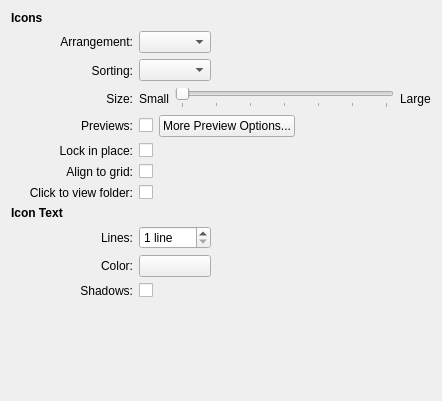
KDE/kde-baseapps, file plasma/applets/folderview/folderviewDisplayConfig.ui: the form before one commit.
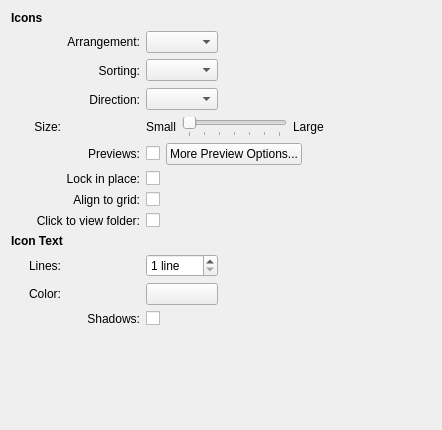
The form after the commit. Custom widgets are drawn as their Qt base class.

Commit message:
add a "Sort order" combo to the Display config page
Allow the user to change sorting order using the Settings dialog.

Diff of the .ui file:
```diff
--- a/plasma/applets/folderview/folderviewDisplayConfig.ui
+++ b/plasma/applets/folderview/folderviewDisplayConfig.ui
@@ -7,67 +7,10 @@
     <x>0</x>
     <y>0</y>
     <width>442</width>
-    <height>401</height>
+    <height>430</height>
    </rect>
   </property>
   <layout class="QGridLayout" name="gridLayout">
-   <item row="5" column="1">
-    <widget class="QLabel" name="lockInPlaceLabel">
-     <property name="text">
-      <string>Lock in place:</string>
-     </property>
-     <property name="alignment">
-      <set>Qt::AlignRight|Qt::AlignTrailing|Qt::AlignVCenter</set>
-     </property>
-    </widget>
-   </item>
-   <item row="4" column="1">
-    <widget class="QLabel" name="previewsAdvancedLabel">
-     <property name="text">
-      <string>Previews:</string>
-     </property>
-     <property name="alignment">
-      <set>Qt::AlignRight|Qt::AlignTrailing|Qt::AlignVCenter</set>
-     </property>
-    </widget>
-   </item>
-   <item row="9" column="1">
-    <widget class="QLabel" name="numLinesEditLabel">
-     <property name="text">
-      <string>Lines:</string>
-     </property>
-     <property name="alignment">
-      <set>Qt::AlignRight|Qt::AlignTrailing|Qt::AlignVCenter</set>
-     </property>
-     <property name="buddy">
-      <cstring>numLinesEdit</cstring>
-     </property>
-    </widget>
-   </item>
-   <item row="5" column="2">
-    <widget class="QCheckBox" name="lockInPlace">
-     <property name="whatsThis">
-      <string>Check this option if you do not want the icons to be moveable in the view.
-
-This option is useful if you want to avoid accidentally moving the icons while interacting with them.</string>
-     </property>
-     <property name="text">
-      <string/>
-     </property>
-    </widget>
-   </item>
-   <item row="6" column="2">
-    <widget class="QCheckBox" name="alignToGrid">
-     <property name="whatsThis">
-      <string>Check this option if you want the icons to be arranged in a grid.
-
-When this option is checked, icons will automatically snap to the nearest grid cell when you move them around in the view.</string>
-     </property>
-     <property name="text">
-      <string/>
-     </property>
-    </widget>
-   </item>
    <item row="0" column="0" colspan="2">
     <widget class="QLabel" name="iconsTitle">
      <property name="sizePolicy">
@@ -87,7 +30,175 @@
      </property>
     </widget>
    </item>
-   <item row="4" column="2" colspan="2">
+   <item row="1" column="0" rowspan="6">
+    <spacer name="horizontalSpacer_3">
+     <property name="orientation">
+      <enum>Qt::Horizontal</enum>
+     </property>
+     <property name="sizeType">
+      <enum>QSizePolicy::Fixed</enum>
+     </property>
+     <property name="sizeHint" stdset="0">
+      <size>
+       <width>12</width>
+       <height>148</height>
+      </size>
+     </property>
+    </spacer>
+   </item>
+   <item row="1" column="2">
+    <widget class="QLabel" name="flowLabel">
+     <property name="text">
+      <string>Arrangement:</string>
+     </property>
+     <property name="alignment">
+      <set>Qt::AlignRight|Qt::AlignTrailing|Qt::AlignVCenter</set>
+     </property>
+     <property name="buddy">
+      <cstring>flowCombo</cstring>
+     </property>
+    </widget>
+   </item>
+   <item row="1" column="3">
+    <widget class="KComboBox" name="flowCombo">
+     <property name="whatsThis">
+      <string>Use this control to choose if you want the icons to be arranged top to bottom starting on the left side of the view, or arranged left to right starting at the top of the view.</string>
+     </property>
+    </widget>
+   </item>
+   <item row="2" column="2">
+    <widget class="QLabel" name="sortLabel">
+     <property name="text">
+      <string>Sorting:</string>
+     </property>
+     <property name="alignment">
+      <set>Qt::AlignRight|Qt::AlignTrailing|Qt::AlignVCenter</set>
+     </property>
+     <property name="buddy">
+      <cstring>sortCombo</cstring>
+     </property>
+    </widget>
+   </item>
+   <item row="2" column="3">
+    <widget class="KComboBox" name="sortCombo">
+     <property name="whatsThis">
+      <string>Use this control to choose the criteria by which the icons will be sorted in the view.</string>
+     </property>
+    </widget>
+   </item>
+   <item row="2" column="4" colspan="2">
+    <spacer name="horizontalSpacer_7">
+     <property name="orientation">
+      <enum>Qt::Horizontal</enum>
+     </property>
+     <property name="sizeHint" stdset="0">
+      <size>
+       <width>160</width>
+       <height>23</height>
+      </size>
+     </property>
+    </spacer>
+   </item>
+   <item row="3" column="2">
+    <widget class="QLabel" name="directionLabel">
+     <property name="text">
+      <string>Direction:</string>
+     </property>
+     <property name="alignment">
+      <set>Qt::AlignRight|Qt::AlignTrailing|Qt::AlignVCenter</set>
+     </property>
+     <property name="buddy">
+      <cstring>directionCombo</cstring>
+     </property>
+    </widget>
+   </item>
+   <item row="3" column="3">
+    <widget class="KComboBox" name="directionCombo">
+     <property name="whatsThis">
+      <string>Use this control to choose the criteria by which the icons will be sorted in the view.</string>
+     </property>
+    </widget>
+   </item>
+   <item row="3" column="4" colspan="2">
+    <spacer name="horizontalSpacer_8">
+     <property name="orientation">
+      <enum>Qt::Horizontal</enum>
+     </property>
+     <property name="sizeHint" stdset="0">
+      <size>
+       <width>208</width>
+       <height>23</height>
+      </size>
+     </property>
+    </spacer>
+   </item>
+   <item row="4" column="1">
+    <widget class="QLabel" name="sizeSliderLabel">
+     <property name="text">
+      <string>Size:</string>
+     </property>
+     <property name="alignment">
+      <set>Qt::AlignRight|Qt::AlignTrailing|Qt::AlignVCenter</set>
+     </property>
+     <property name="buddy">
+      <cstring>sizeSlider</cstring>
+     </property>
+    </widget>
+   </item>
+   <item row="4" column="3" colspan="2">
+    <layout class="QHBoxLayout" name="horizontalLayout">
+     <item>
+      <widget class="QLabel" name="label_5">
+       <property name="text">
+        <string>Small</string>
+       </property>
+       <property name="alignment">
+        <set>Qt::AlignRight|Qt::AlignTrailing|Qt::AlignVCenter</set>
+       </property>
+      </widget>
+     </item>
+     <item>
+      <widget class="QSlider" name="sizeSlider">
+       <property name="whatsThis">
+        <string>Use this slider to increase or decrease the size of the icons in the view.</string>
+       </property>
+       <property name="maximum">
+        <number>6</number>
+       </property>
+       <property name="pageStep">
+        <number>1</number>
+       </property>
+       <property name="orientation">
+        <enum>Qt::Horizontal</enum>
+       </property>
+       <property name="tickPosition">
+        <enum>QSlider::TicksBelow</enum>
+       </property>
+       <property name="tickInterval">
+        <number>0</number>
+       </property>
+      </widget>
+     </item>
+     <item>
+      <widget class="QLabel" name="label_6">
+       <property name="text">
+        <string>Large</string>
+       </property>
+      </widget>
+     </item>
+    </layout>
+   </item>
+   <item row="5" column="1" colspan="2">
+    <widget class="QLabel" name="previewsAdvancedLabel">
+     <property name="text">
+      <string>Previews:</string>
+     </property>
+     <property name="alignment">
+      <set>Qt::AlignRight|Qt::AlignTrailing|Qt::AlignVCenter</set>
+     </property>
+    </widget>
+   </item>
+   <item row="5" column="3" colspan="3">
     <layout class="QHBoxLayout" name="horizontalLayout_2">
      <item>
       <widget class="QCheckBox" name="showPreviews">
@@ -124,10 +235,10 @@
      </item>
     </layout>
    </item>
-   <item row="11" column="1">
-    <widget class="QLabel" name="drawShadowsLabel">
+   <item row="6" column="1" colspan="2">
+    <widget class="QLabel" name="lockInPlaceLabel">
      <property name="text">
-      <string>Shadows:</string>
+      <string>Lock in place:</string>
      </property>
      <property name="alignment">
       <set>Qt::AlignRight|Qt::AlignTrailing|Qt::AlignVCenter</set>
@@ -137,8 +248,8 @@
      </property>
     </widget>
    </item>
-   <item row="7" column="2">
-    <widget class="QCheckBox" name="clickToView">
+   <item row="6" column="3">
+    <widget class="QCheckBox" name="lockInPlace">
      <property name="whatsThis">
       <string>Check this option if you want folder previews to appear only when clicked. When this option is turned off, folder previews will appear automatically when the mouse hovers over a folder.</string>
      </property>
@@ -147,7 +258,7 @@
      </property>
     </widget>
    </item>
-   <item row="6" column="1">
+   <item row="7" column="1" colspan="2">
     <widget class="QLabel" name="alignToGridLabel">
      <property name="text">
       <string>Align to grid:</string>
@@ -157,70 +268,19 @@
      </property>
     </widget>
    </item>
-   <item row="1" column="2">
-    <widget class="KComboBox" name="flowCombo">
+   <item row="7" column="3">
+    <widget class="QCheckBox" name="alignToGrid">
      <property name="whatsThis">
-      <string>Use this control to choose if you want the icons to be arranged top to bottom starting on the left side of the view, or arranged left to right starting at the top of the view.</string>
-     </property>
-    </widget>
-   </item>
-   <item row="10" column="2">
-    <widget class="KColorButton" name="colorButton">
-     <property name="whatsThis">
-      <string>Click this button to choose the color which is used for the text labels in the view.</string>
+      <string>Check this option if you want the icons to be arranged in a grid.
+
+When this option is checked, icons will automatically snap to the nearest grid cell when you move them around in the view.</string>
      </property>
      <property name="text">
       <string/>
      </property>
     </widget>
    </item>
-   <item row="2" column="2">
-    <widget class="KComboBox" name="sortCombo">
-     <property name="whatsThis">
-      <string>Use this control to choose the criteria by which the icons will be sorted in the view.</string>
-     </property>
-    </widget>
-   </item>
-   <item row="10" column="1">
-    <widget class="QLabel" name="colorButtonLabel">
-     <property name="text">
-      <string>Color:</string>
-     </property>
-     <property name="alignment">
-      <set>Qt::AlignRight|Qt::AlignTrailing|Qt::AlignVCenter</set>
-     </property>
-     <property name="buddy">
-      <cstring>colorButton</cstring>
-     </property>
-    </widget>
-   </item>
-   <item row="2" column="3">
-    <spacer name="horizontalSpacer_7">
-     <property name="orientation">
-      <enum>Qt::Horizontal</enum>
-     </property>
-     <property name="sizeHint" stdset="0">
-      <size>
-       <width>160</width>
-       <height>23</height>
-      </size>
-     </property>
-    </spacer>
-   </item>
-   <item row="1" column="1">
-    <widget class="QLabel" name="flowLabel">
-     <property name="text">
-      <string>Arrangement:</string>
-     </property>
-     <property name="alignment">
-      <set>Qt::AlignRight|Qt::AlignTrailing|Qt::AlignVCenter</set>
-     </property>
-     <property name="buddy">
-      <cstring>flowCombo</cstring>
-     </property>
-    </widget>
-   </item>
-   <item row="7" column="1">
+   <item row="8" column="1" colspan="2">
     <widget class="QLabel" name="clickToViewLabel">
      <property name="text">
       <string>Click to view folder:</string>
@@ -230,8 +290,8 @@
      </property>
     </widget>
    </item>
-   <item row="11" column="2">
-    <widget class="QCheckBox" name="drawShadows">
+   <item row="8" column="3">
+    <widget class="QCheckBox" name="clickToView">
      <property name="whatsThis">
       <string>&lt;html&gt;&lt;body&gt;&lt;p&gt;Check this option if you want the text labels to cast a shadow on the background.&lt;/p&gt;
 &lt;p&gt;&lt;/p&gt;
@@ -244,23 +304,29 @@
      </property>
     </widget>
    </item>
-   <item row="12" column="3">
-    <spacer name="verticalSpacer_2">
-     <property name="orientation">
-      <enum>Qt::Vertical</enum>
+   <item row="9" column="0" colspan="3">
+    <widget class="QLabel" name="iconTextTitle">
+     <property name="sizePolicy">
+      <sizepolicy hsizetype="Expanding" vsizetype="Preferred">
+       <horstretch>0</horstretch>
+       <verstretch>0</verstretch>
+      </sizepolicy>
      </property>
-     <property name="sizeHint" stdset="0">
-      <size>
-       <width>44</width>
-       <height>216</height>
-      </size>
+     <property name="font">
+      <font>
+       <weight>75</weight>
+       <bold>true</bold>
+      </font>
      </property>
-    </spacer>
+     <property name="text">
+      <string>Icon Text</string>
+     </property>
+    </widget>
    </item>
-   <item row="3" column="1">
-    <widget class="QLabel" name="sizeSliderLabel">
+   <item row="10" column="1">
+    <widget class="QLabel" name="numLinesEditLabel">
      <property name="text">
-      <string>Size:</string>
+      <string>Lines:</string>
      </property>
      <property name="alignment">
       <set>Qt::AlignRight|Qt::AlignTrailing|Qt::AlignVCenter</set>
@@ -270,7 +336,7 @@
      </property>
     </widget>
    </item>
-   <item row="9" column="2">
+   <item row="10" column="3">
     <widget class="KIntSpinBox" name="numLinesEdit">
      <property name="sizePolicy">
       <sizepolicy hsizetype="Preferred" vsizetype="Fixed">
@@ -295,7 +361,7 @@
      </property>
     </widget>
    </item>
-   <item row="10" column="0">
+   <item row="11" column="0">
     <spacer name="horizontalSpacer_4">
      <property name="orientation">
       <enum>Qt::Horizontal</enum>
@@ -311,97 +377,69 @@
      </property>
     </spacer>
    </item>
-   <item row="8" column="0" colspan="2">
-    <widget class="QLabel" name="iconTextTitle">
-     <property name="sizePolicy">
-      <sizepolicy hsizetype="Expanding" vsizetype="Preferred">
-       <horstretch>0</horstretch>
-       <verstretch>0</verstretch>
-      </sizepolicy>
+   <item row="11" column="1">
+    <widget class="QLabel" name="colorButtonLabel">
+     <property name="text">
+      <string>Color:</string>
      </property>
-     <property name="font">
-      <font>
-       <weight>75</weight>
-       <bold>true</bold>
-      </font>
+     <property name="alignment">
+      <set>Qt::AlignRight|Qt::AlignTrailing|Qt::AlignVCenter</set>
      </property>
+     <property name="buddy">
+      <cstring>colorButton</cstring>
+     </property>
+    </widget>
+   </item>
+   <item row="11" column="3">
+    <widget class="KColorButton" name="colorButton">
+     <property name="whatsThis">
+      <string>Click this button to choose the color which is used for the text labels in the view.</string>
+     </property>
      <property name="text">
-      <string>Icon Text</string>
+      <string/>
      </property>
     </widget>
    </item>
-   <item row="1" column="0" rowspan="6">
-    <spacer name="horizontalSpacer_3">
+   <item row="12" column="1" colspan="2">
+    <widget class="QLabel" name="drawShadowsLabel">
+     <property name="text">
+      <string>Shadows:</string>
+     </property>
+     <property name="alignment">
+      <set>Qt::AlignRight|Qt::AlignTrailing|Qt::AlignVCenter</set>
+     </property>
+     <property name="buddy">
+      <cstring>numLinesEdit</cstring>
+     </property>
+    </widget>
+   </item>
+   <item row="12" column="3">
+    <widget class="QCheckBox" name="drawShadows">
+     <property name="whatsThis">
+      <string>&lt;html&gt;&lt;body&gt;&lt;p&gt;Check this option if you want the text labels to cast a shadow on the background.&lt;/p&gt;
+&lt;p&gt;&lt;/p&gt;
+&lt;p&gt;Shadows help make the text easier to read by making it stand out more from the background.&lt;/p&gt;
+&lt;p&gt;&lt;/p&gt;
+&lt;p&gt;&lt;i&gt;Note that with dark text colors, this option will cause the text to glow with a bright halo, instead of casting a shadow.&lt;/i&gt;&lt;/p&gt;&lt;/body&gt;&lt;/html&gt;</string>
+     </property>
+     <property name="text">
+      <string/>
+     </property>
+    </widget>
+   </item>
+   <item row="13" column="5">
+    <spacer name="verticalSpacer_2">
      <property name="orientation">
-      <enum>Qt::Horizontal</enum>
-     </property>
-     <property name="sizeType">
-      <enum>QSizePolicy::Fixed</enum>
+      <enum>Qt::Vertical</enum>
      </property>
      <property name="sizeHint" stdset="0">
       <size>
-       <width>12</width>
-       <height>148</height>
+       <width>44</width>
+       <height>216</height>
       </size>
      </property>
     </spacer>
    </item>
-   <item row="3" column="2" colspan="2">
-    <layout class="QHBoxLayout" name="horizontalLayout">
-     <item>
-      <widget class="QLabel" name="label_5">
-       <property name="text">
-        <string>Small</string>
-       </property>
-       <property name="alignment">
-        <set>Qt::AlignRight|Qt::AlignTrailing|Qt::AlignVCenter</set>
-       </property>
-      </widget>
-     </item>
-     <item>
-      <widget class="QSlider" name="sizeSlider">
-       <property name="whatsThis">
-        <string>Use this slider to increase or decrease the size of the icons in the view.</string>
-       </property>
-       <property name="maximum">
-        <number>6</number>
-       </property>
-       <property name="pageStep">
-        <number>1</number>
-       </property>
-       <property name="orientation">
-        <enum>Qt::Horizontal</enum>
-       </property>
-       <property name="tickPosition">
-        <enum>QSlider::TicksBelow</enum>
-       </property>
-       <property name="tickInterval">
-        <number>0</number>
-       </property>
-      </widget>
-     </item>
-     <item>
-      <widget class="QLabel" name="label_6">
-       <property name="text">
-        <string>Large</string>
-       </property>
-      </widget>
-     </item>
-    </layout>
-   </item>
-   <item row="2" column="1">
-    <widget class="QLabel" name="sortLabel">
-     <property name="text">
-      <string>Sorting:</string>
-     </property>
-     <property name="alignment">
-      <set>Qt::AlignRight|Qt::AlignTrailing|Qt::AlignVCenter</set>
-     </property>
-     <property name="buddy">
-      <cstring>sortCombo</cstring>
-     </property>
-    </widget>
-   </item>
   </layout>
  </widget>
  <customwidgets>
```
Left out of the diff: 29 changed lines with no effect on the pictures. The commit also changes 1 other file.
